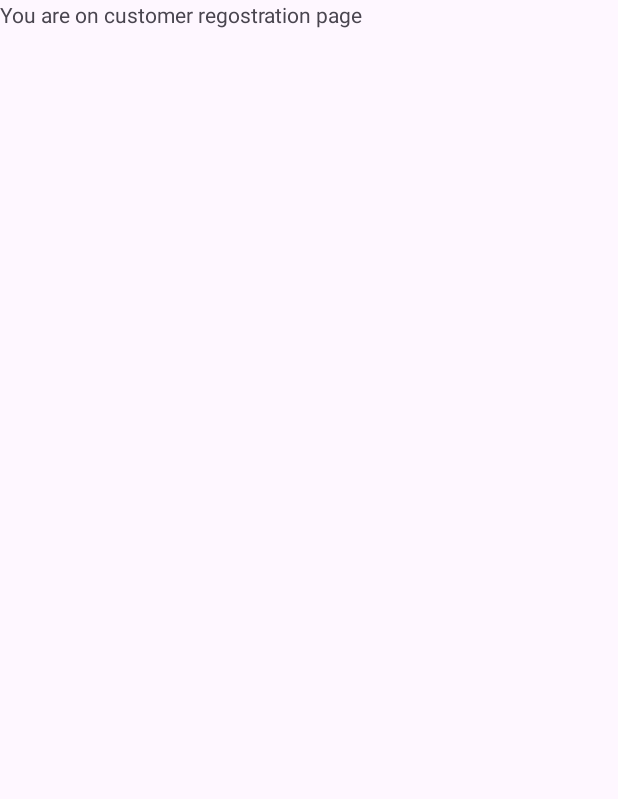
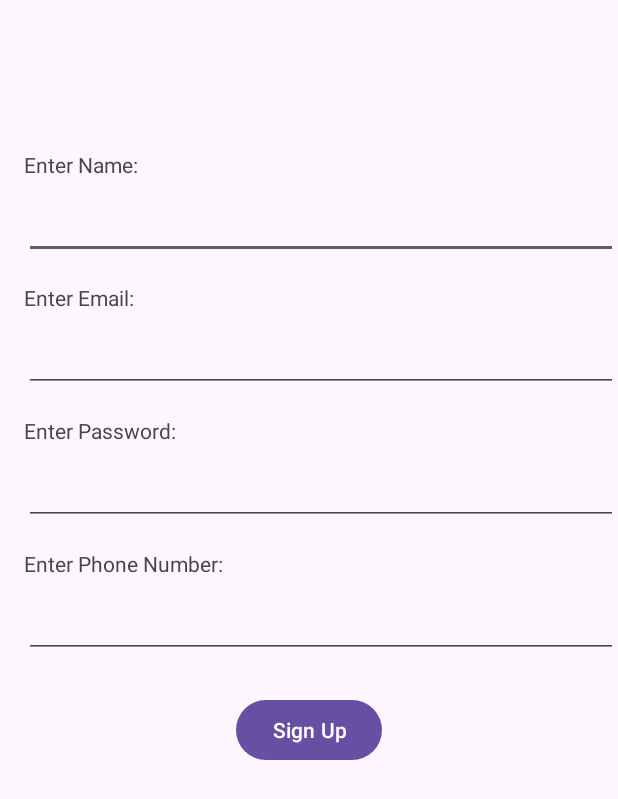
Before and after one commit to strawberryeleven/eVMS, an Android app: the registerCustomer screen opened directly, with no data from a screen before it, on a phone screen of 412 x 824 dp. Shown: the top 799 px of the screen. Run offline under Robolectric (Android 15) with nearby library versions, the phone set to English and light mode, and no system bars; our stand-ins replace Firebase (no records; nobody signed in at launch, a user with empty details on screens opened directly).

Commit message:
customer signUp & logIn with DB

```diff
--- a/app/src/main/AndroidManifest.xml
+++ b/app/src/main/AndroidManifest.xml
@@ -14,6 +14,12 @@
         android:supportsRtl="true"
         android:theme="@style/Theme.EVMS"
         tools:targetApi="31">
+        <activity
+            android:name=".customerHomepage"
+            android:exported="false" />
+        <activity
+            android:name=".employeeScanNumberPlate"
+            android:exported="false" />
         <activity
             android:name=".managerAddEmployee"
             android:exported="false" />
--- a/app/src/main/java/com/example/evms/managerAddEmployee.java
+++ b/app/src/main/java/com/example/evms/managerAddEmployee.java
@@ -123,7 +123,6 @@ public class managerAddEmployee extends AppCompatActivity {
         String salary = editTextSalary.getText().toString().trim();
         String managerId = editTextManagerId.getText().toString().trim();
 
-        // Notice the field names are all lowercase to match the working document
         Map<String, Object> employee = new HashMap<>();
         employee.put("EmployeeID", employeeId);
         employee.put("ManagerID", managerId);
--- a/app/src/main/res/layout/activity_register_customer.xml
+++ b/app/src/main/res/layout/activity_register_customer.xml
@@ -8,11 +8,95 @@
     tools:context=".registerCustomer">
 
     <TextView
+        android:id="@+id/textView2"
+        android:layout_width="wrap_content"
+        android:layout_height="wrap_content"
+        android:text="@string/enter_name"
+        app:layout_constraintStart_toStartOf="parent"
+        app:layout_constraintTop_toTopOf="parent"
+        android:layout_marginStart="16dp"
+        android:layout_marginTop="100dp" />
+
+    <EditText
+        android:id="@+id/editTextCustomerName"
+        android:layout_width="0dp"
+        android:layout_height="wrap_content"
+        android:ems="10"
+        android:inputType="textPersonName"
+        app:layout_constraintStart_toStartOf="@+id/textView2"
+        app:layout_constraintEnd_toEndOf="parent"
+        app:layout_constraintTop_toBottomOf="@+id/textView2"
+        android:layout_marginTop="8dp" />
+
+    <TextView
+        android:id="@+id/textView3"
+        android:layout_width="wrap_content"
+        android:layout_height="wrap_content"
+        android:text="@string/enter_email"
+        app:layout_constraintStart_toStartOf="@+id/textView2"
+        app:layout_constraintTop_toBottomOf="@+id/editTextCustomerName"
+        android:layout_marginTop="16dp" />
+
+    <EditText
+        android:id="@+id/editTextCustomerEmail"
+        android:layout_width="0dp"
+        android:layout_height="wrap_content"
+        android:ems="10"
+        android:inputType="textEmailAddress"
+        app:layout_constraintStart_toStartOf="@+id/textView3"
+        app:layout_constraintEnd_toEndOf="@+id/editTextCustomerName"
+        app:layout_constraintTop_toBottomOf="@+id/textView3"
+        android:layout_marginTop="8dp" />
+
+    <TextView
         android:id="@+id/textView5"
         android:layout_width="wrap_content"
         android:layout_height="wrap_content"
-        android:text="You are on customer regostration page"
-        tools:layout_editor_absoluteX="84dp"
-        tools:layout_editor_absoluteY="347dp"
-        tools:ignore="MissingConstraints" />
+        android:text="@string/enter_password"
+        app:layout_constraintStart_toStartOf="@+id/textView3"
+        app:layout_constraintTop_toBottomOf="@+id/editTextCustomerEmail"
+        android:layout_marginTop="16dp" />
+
+    <EditText
+        android:id="@+id/editTextCustomerPassword"
+        android:layout_width="0dp"
+        android:layout_height="wrap_content"
+        android:ems="10"
+        android:inputType="textPassword"
+        app:layout_constraintStart_toStartOf="@+id/textView5"
+        app:layout_constraintEnd_toEndOf="@+id/editTextCustomerEmail"
+        app:layout_constraintTop_toBottomOf="@+id/textView5"
+        android:layout_marginTop="8dp" />
+
+    <TextView
+        android:id="@+id/textView8"
+        android:layout_width="wrap_content"
+        android:layout_height="wrap_content"
+        android:text="@string/enter_phone_number"
+        app:layout_constraintStart_toStartOf="@+id/textView5"
+        app:layout_constraintTop_toBottomOf="@+id/editTextCustomerPassword"
+        android:layout_marginTop="16dp" />
+
+    <EditText
+        android:id="@+id/editTextCustomerPhone"
+        android:layout_width="0dp"
+        android:layout_height="wrap_content"
+        android:ems="10"
+        android:inputType="phone"
+        app:layout_constraintStart_toStartOf="@+id/textView8"
+        app:layout_constraintEnd_toEndOf="@+id/editTextCustomerPassword"
+        app:layout_constraintTop_toBottomOf="@+id/textView8"
+        android:layout_marginTop="8dp" />
+
+    <Button
+        android:id="@+id/button"
+        android:layout_width="wrap_content"
+        android:layout_height="wrap_content"
+        android:text="@string/sign_up"
+        app:layout_constraintTop_toBottomOf="@+id/editTextCustomerPhone"
+        app:layout_constraintStart_toStartOf="parent"
+        app:layout_constraintEnd_toEndOf="parent"
+        app:layout_constraintHorizontal_bias="0.5"
+        android:layout_marginTop="24dp" />
+
 </androidx.constraintlayout.widget.ConstraintLayout>
--- a/app/src/main/res/values/strings.xml
+++ b/app/src/main/res/values/strings.xml
@@ -15,4 +15,7 @@
     <string name="enter_phone_number">Enter Phone Number:</string>
     <string name="enter_salary">Enter Salary:</string>
     <string name="add">Add</string>
+    <string name="enter_name">Enter Name:</string>
+    <string name="sign_up">Sign Up</string>
+    <string name="log_in">Log In</string>
 </resources>
```
Also changed, not shown: app/src/main/java/com/example/evms/Customer.java (added, +59 -0 lines), app/src/main/java/com/example/evms/customerHomepage.java (added, +24 -0 lines), app/src/main/java/com/example/evms/employeeScanNumberPlate.java (added, +24 -0 lines), app/src/main/java/com/example/evms/loginCustomer.java (+48 -11 lines), app/src/main/java/com/example/evms/registerCustomer.java (+87 -11 lines), app/src/main/res/layout/activity_customer_homepage.xml (added, +10 -0 lines), app/src/main/res/layout/activity_employee_scan_number_plate.xml (added, +10 -0 lines), app/src/main/res/layout/activity_login_customer.xml (+53 -4 lines).
